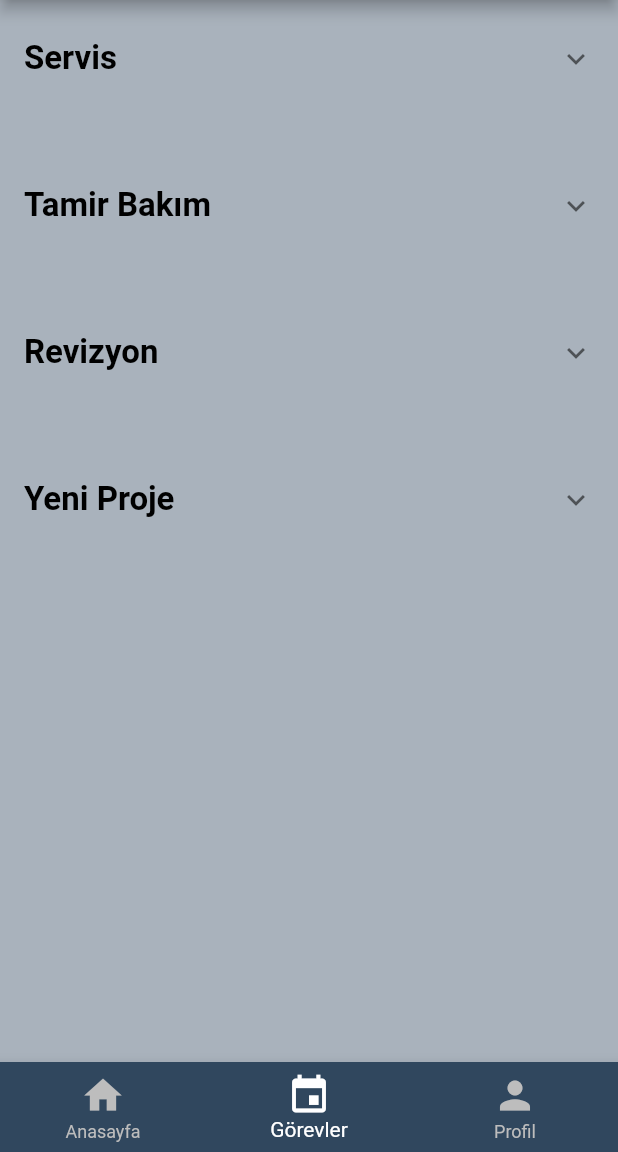
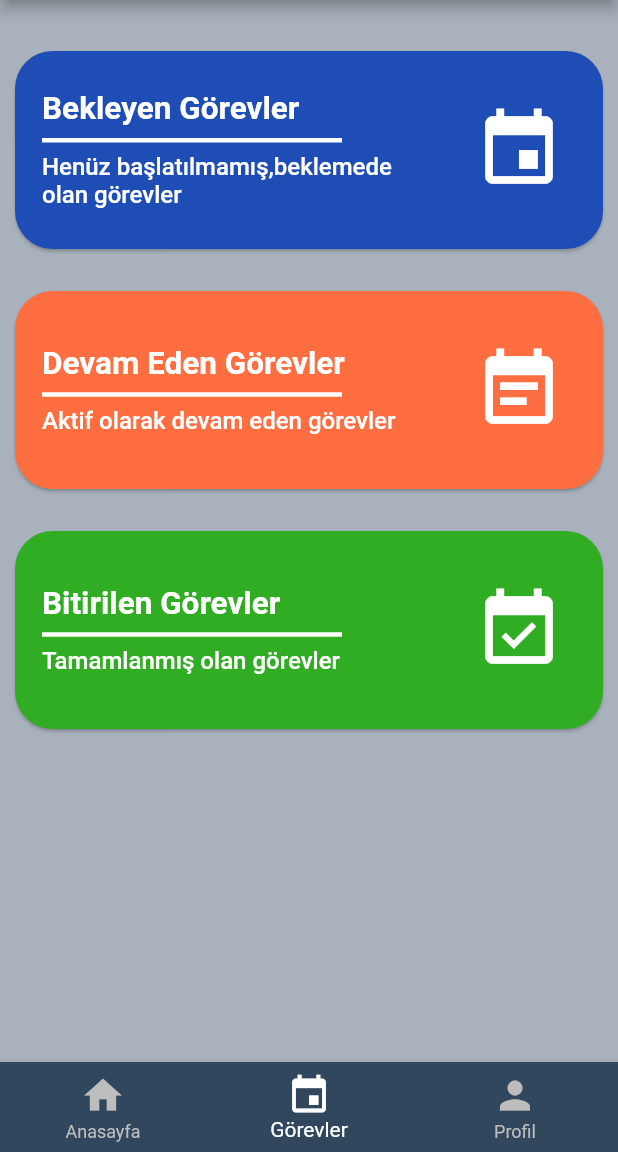
Before and after one commit to yarenadgzel/is_takip_uyg, a Flutter app: the screen it shows once a user with an empty profile is signed in, item 2 of the bottom bar chosen, on a phone screen of 412 x 824 dp, the part 84-1236 px from its top. Run offline on Flutter 3.47's test engine with Material 2 defaults, Android fonts, the phone set to English and light mode, and no system bars; our stand-ins replace cloud_firestore, firebase_auth, geolocator; missing offline and left inert: geocoder; accounts and stored records are empty.

Commit message:
Review sonrası düzenlemeler. AdminTaskList sayfası tasarımı yapıldı. Database'e Reports collection'ı eklendi.

```diff
--- /dev/null
+++ b/lib/component/admin_task_list_card.dart
@@ -0,0 +1,61 @@
+import 'package:flutter/material.dart';
+import 'package:is_takip_uyg/constant/constant.dart';
+
+class AdminTaskListCard extends StatelessWidget {
+  final String title;
+  final String subtitle;
+  final IconData iconData;
+  final Color color;
+  AdminTaskListCard({this.title,this.subtitle,this.iconData,this.color});
+  @override
+  Widget build(BuildContext context) {
+    return Center(
+      child: Container(
+        height: 140,
+        width: 400,
+        child: Card(
+          color: color,
+          shape: RoundedRectangleBorder(
+              borderRadius: new BorderRadius.circular(25.0)),
+          child: Row(
+            children: [
+              Expanded(
+                flex: 5,
+                child: Container(
+                  padding: EdgeInsets.all(18),
+                  child: Column(
+                    mainAxisAlignment: MainAxisAlignment.center,
+                    crossAxisAlignment: CrossAxisAlignment.start,
+                    children: <Widget>[
+                      Text(
+                        title,
+                        style: kTextStyleAdminTaskListTitle,
+                      ),
+                      Container(
+                          width: 200,
+                          child: Divider(
+                            thickness: 3,
+                            color: Colors.white,
+                          )),
+                      Text(
+                        subtitle,
+                        style: kTextStyleAdminTaskListSubtitle,
+                      ),
+                    ],
+                  ),
+                ),
+              ),
+              Expanded(
+                  flex: 2,
+                  child: Icon(
+                    iconData,
+                    size: 60,
+                    color: Colors.white,
+                  ))
+            ],
+          ),
+        ),
+      ),
+    );
+  }
+}
--- a/lib/component/tab_route.dart
+++ b/lib/component/tab_route.dart
@@ -1,8 +1,9 @@
 import 'package:flutter/material.dart';
 import 'package:is_takip_uyg/constant/constant.dart';
-import '../pages/home_page.dart';
-import '../pages/profile_page.dart';
-import '../pages/task_page.dart';
+import 'package:is_takip_uyg/pages/task/admin_tasklist_page.dart';
+import '../pages/home/home_page.dart';
+import '../pages/profile/profile_page.dart';
+import '../pages/task/task_page.dart';
 
 class TabRoute extends StatefulWidget {
   @override
@@ -18,13 +19,14 @@ class _TabRouteState extends State<TabRoute> {
     super.initState();
     listScreens = [
       HomePage(),
-      TaskPage(),
+      AdminTaskListPage(),
       ProfilePage(),
     ];
   }
 
   Widget build(BuildContext context) {
     return MaterialApp(
+      debugShowCheckedModeBanner: false,
       home: Scaffold(
         body: listScreens[tabIndex],
         bottomNavigationBar: BottomNavigationBar(
--- a/lib/constant/constant.dart
+++ b/lib/constant/constant.dart
@@ -17,5 +17,12 @@ const kTextStyleAlertContent = TextStyle(
   fontSize: 18, color: Colors.black,);
 const kTextStyleAlertButton = TextStyle(
   fontSize: 20, color: Colors.blue,);
-
+const kTextStyleAdminTaskListTitle=TextStyle(
+    color: Colors.white,
+    fontSize: 21,
+    fontWeight: FontWeight.bold);
+const kTextStyleAdminTaskListSubtitle=TextStyle(
+    color: Colors.white,
+    fontSize: 16,
+    fontWeight: FontWeight.w500);
 const String usersPath = "users";
--- /dev/null
+++ b/lib/pages/task/admin_tasklist_page.dart
@@ -0,0 +1,54 @@
+import 'package:flutter/material.dart';
+import 'package:flutter/rendering.dart';
+import 'package:is_takip_uyg/component/admin_task_list_card.dart';
+import 'package:is_takip_uyg/constant/constant.dart';
+import 'package:is_takip_uyg/pages/task/task_page.dart';
+
+class AdminTaskListPage extends StatefulWidget {
+  @override
+  _AdminTaskListPageState createState() => _AdminTaskListPageState();
+}
+
+class _AdminTaskListPageState extends State<AdminTaskListPage> {
+  @override
+  Widget build(BuildContext context) {
+    return Scaffold(
+      backgroundColor: kPageBackgroundColor,
+      appBar: AppBar(
+        backgroundColor: kAppBarColor,
+        centerTitle: true,
+        title: Text(
+          "Görevler",
+          style: kAppBarStyle,
+        ),
+      ),
+      body: SafeArea(
+          child: Column(
+        children: [
+          SizedBox(
+            height: 30,
+          ),
+          AdminTaskListCard(
+              title: "Bekleyen Görevler",
+              subtitle: "Henüz başlatılmamış,beklemede olan görevler",
+              color: Color(0XFF1e4eb5),
+              iconData: Icons.insert_invitation),
+          SizedBox(height: 20,),
+          AdminTaskListCard(
+            title: "Devam Eden Görevler",
+            subtitle: "Aktif olarak devam eden görevler",
+            color: Colors.deepOrangeAccent,
+            iconData: Icons.event_note,
+          ),
+          SizedBox(height: 20,),
+          AdminTaskListCard(
+            title: "Bitirilen Görevler",
+            subtitle: "Tamamlanmış olan görevler",
+            color: Color(0XFF30ad23),
+            iconData: Icons.event_available,
+          ),
+        ],
+      )),
+    );
+  }
+}
--- a/lib/component/get_currentTime.dart
+++ b/lib/services/date_service.dart
@@ -1,9 +1,8 @@
-
 import 'package:intl/intl.dart';
 
-void getCurrentTime(){
+String getCurrentTime(){
   DateTime now = DateTime.now();
   String formattedDate = DateFormat( 'yyyy-MM-dd – kk:mm a').format(now);
-  print(formattedDate);
+  return formattedDate.toString();
 
 }
--- a/lib/component/get_location.dart
+++ b/lib/services/location_service.dart
@@ -1,12 +1,10 @@
-import 'package:flutter/material.dart';
 import 'package:geocoder/geocoder.dart';
 import 'package:geolocator/geolocator.dart';
 
-void getLocation() async {
+Future<String> getLocation() async {
   Position position = await Geolocator.getCurrentPosition(desiredAccuracy: LocationAccuracy.high);
-  debugPrint('location: ${position.latitude}');
   final coordinates = new Coordinates(position.latitude, position.longitude);
   var addresses = await Geocoder.local.findAddressesFromCoordinates(coordinates);
   var first = addresses.first;
-  print("Adres : ${first.addressLine}");
+  return first.toString();
 }
```
Also changed, not shown: lib/component/get_data.dart (+21 -12 lines), lib/models/Report.dart (added, +21 -0 lines), lib/pages/home/home_page.dart (added, +147 -0 lines), lib/pages/home_page.dart (deleted, +0 -174 lines), lib/pages/login_page.dart (+39 -22 lines), lib/services/reports/database_service_reports.dart (added, +20 -0 lines), lib/services/users/database_service_users.dart (renamed from lib/services/database_service.dart, +4 -3 lines), lib/pages/profile/profile_page.dart (renamed from lib/pages/profile_page.dart), lib/pages/task/task_page.dart (renamed from lib/pages/task_page.dart).
